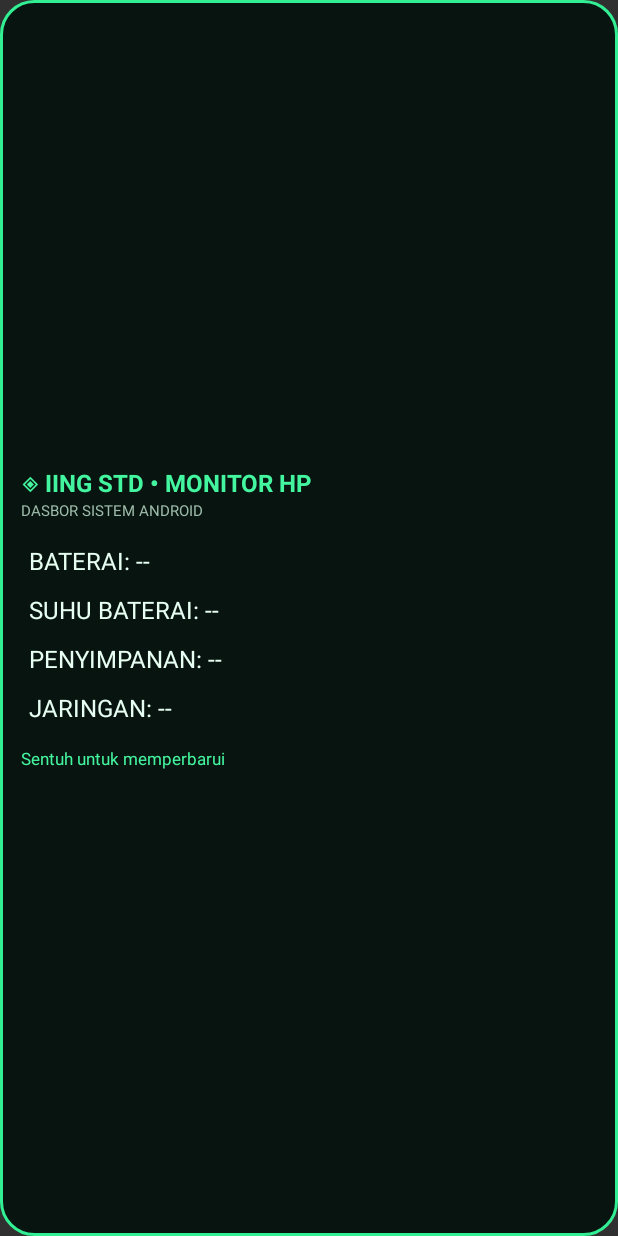
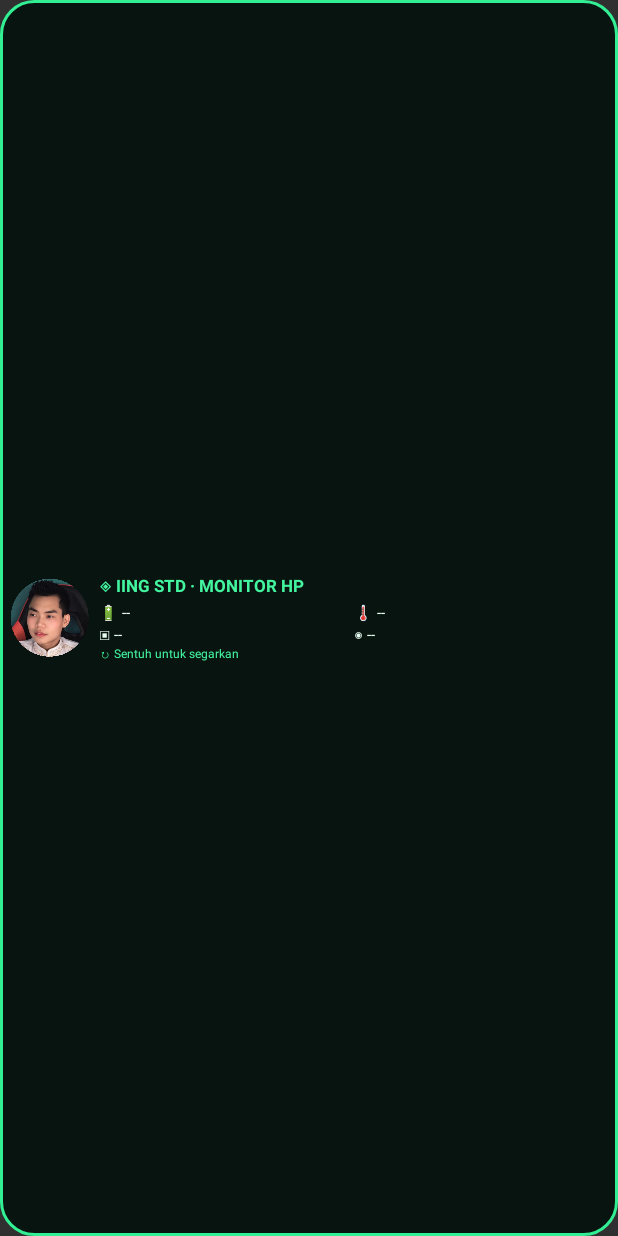
Before and after one commit to stdcrypto-boop/IING-STD-Cyber-Widget, an Android app: the layout widget.xml on its own in the app's theme, with its tools: preview values and no code run, on a phone screen of 412 x 824 dp. Run offline under Robolectric (Android 15) with nearby library versions, the phone set to English and light mode, and no system bars.

Commit message:
Update Cyber Widget V2 foto dan ukuran 4x1

```diff
--- a/app/build.gradle
+++ b/app/build.gradle
@@ -1,5 +1,5 @@
 plugins { id 'com.android.application' }
 android { namespace 'com.iingstd.cyberwidget'; compileSdk 35
- defaultConfig { applicationId 'com.iingstd.cyberwidget'; minSdk 26; targetSdk 35; versionCode 1; versionName '1.0' }
+ defaultConfig { applicationId 'com.iingstd.cyberwidget'; minSdk 26; targetSdk 35; versionCode 2; versionName '2.0' }
  compileOptions { sourceCompatibility JavaVersion.VERSION_17; targetCompatibility JavaVersion.VERSION_17 }
 }
--- a/app/src/main/res/layout/widget.xml
+++ b/app/src/main/res/layout/widget.xml
@@ -1,9 +1,16 @@
-<LinearLayout xmlns:android="http://schemas.android.com/apk/res/android" android:layout_width="match_parent" android:layout_height="match_parent" android:orientation="vertical" android:gravity="center_vertical" android:background="@drawable/widget_bg">
- <TextView android:layout_width="match_parent" android:layout_height="wrap_content" android:text="◈ IING STD • MONITOR HP" android:textColor="#44F5A0" android:textStyle="bold" android:textSize="16sp" android:singleLine="true" android:ellipsize="end"/>
- <TextView android:layout_width="match_parent" android:layout_height="wrap_content" android:text="DASBOR SISTEM ANDROID" android:textColor="#9DBBAA" android:textSize="10sp" android:layout_marginBottom="10dp"/>
- <TextView android:id="@+id/battery" android:layout_width="match_parent" android:layout_height="wrap_content" android:text="BATERAI: --" android:textColor="#E7FFF2" android:textSize="16sp" android:padding="5dp"/>
- <TextView android:id="@+id/temp" android:layout_width="match_parent" android:layout_height="wrap_content" android:text="SUHU BATERAI: --" android:textColor="#E7FFF2" android:textSize="16sp" android:padding="5dp"/>
- <TextView android:id="@+id/storage" android:layout_width="match_parent" android:layout_height="wrap_content" android:text="PENYIMPANAN: --" android:textColor="#E7FFF2" android:textSize="16sp" android:padding="5dp"/>
- <TextView android:id="@+id/network" android:layout_width="match_parent" android:layout_height="wrap_content" android:text="JARINGAN: --" android:textColor="#E7FFF2" android:textSize="16sp" android:padding="5dp"/>
- <TextView android:id="@+id/updated" android:layout_width="match_parent" android:layout_height="wrap_content" android:text="Sentuh untuk memperbarui" android:textColor="#44F5A0" android:textSize="11sp" android:layout_marginTop="10dp"/>
+<?xml version="1.0" encoding="utf-8"?>
+<LinearLayout xmlns:android="http://schemas.android.com/apk/res/android" android:layout_width="match_parent" android:layout_height="match_parent" android:orientation="horizontal" android:gravity="center_vertical" android:padding="6dp" android:background="@drawable/widget_bg">
+ <ImageView android:layout_width="54dp" android:layout_height="54dp" android:src="@drawable/portrait" android:contentDescription="Foto profil" android:scaleType="fitCenter"/>
+ <LinearLayout android:layout_width="0dp" android:layout_height="wrap_content" android:layout_weight="1" android:layout_marginStart="6dp" android:orientation="vertical" android:gravity="center_vertical">
+  <TextView android:layout_width="match_parent" android:layout_height="wrap_content" android:text="◈ IING STD · MONITOR HP" android:textColor="#44F5A0" android:textStyle="bold" android:textSize="11sp" android:singleLine="true" android:ellipsize="end"/>
+  <LinearLayout android:layout_width="match_parent" android:layout_height="wrap_content" android:orientation="horizontal" android:layout_marginTop="3dp">
+   <TextView android:id="@+id/battery" android:layout_width="0dp" android:layout_weight="1" android:layout_height="wrap_content" android:text="🔋 --" android:textColor="#E7FFF2" android:textSize="10sp" android:singleLine="true"/>
+   <TextView android:id="@+id/temp" android:layout_width="0dp" android:layout_weight="1" android:layout_height="wrap_content" android:text="🌡 --" android:textColor="#E7FFF2" android:textSize="10sp" android:singleLine="true"/>
+  </LinearLayout>
+  <LinearLayout android:layout_width="match_parent" android:layout_height="wrap_content" android:orientation="horizontal">
+   <TextView android:id="@+id/storage" android:layout_width="0dp" android:layout_weight="1" android:layout_height="wrap_content" android:text="▣ --" android:textColor="#E7FFF2" android:textSize="10sp" android:singleLine="true"/>
+   <TextView android:id="@+id/network" android:layout_width="0dp" android:layout_weight="1" android:layout_height="wrap_content" android:text="◉ --" android:textColor="#E7FFF2" android:textSize="10sp" android:singleLine="true" android:ellipsize="end"/>
+  </LinearLayout>
+  <TextView android:id="@+id/updated" android:layout_width="match_parent" android:layout_height="wrap_content" android:text="↻ Sentuh untuk segarkan" android:textColor="#44F5A0" android:textSize="8sp" android:singleLine="true" android:ellipsize="end"/>
+ </LinearLayout>
 </LinearLayout>
--- a/app/src/main/res/xml/cyber_widget_info.xml
+++ b/app/src/main/res/xml/cyber_widget_info.xml
@@ -1 +1 @@
-<appwidget-provider xmlns:android="http://schemas.android.com/apk/res/android" android:minWidth="250dp" android:minHeight="250dp" android:targetCellWidth="4" android:targetCellHeight="4" android:initialLayout="@layout/widget" android:updatePeriodMillis="1800000" android:resizeMode="horizontal|vertical" android:widgetCategory="home_screen" android:description="@string/widget_desc"/>
+<appwidget-provider xmlns:android="http://schemas.android.com/apk/res/android" android:minWidth="240dp" android:minHeight="56dp" android:targetCellWidth="4" android:targetCellHeight="1" android:initialLayout="@layout/widget" android:updatePeriodMillis="1800000" android:resizeMode="horizontal|vertical" android:widgetCategory="home_screen" android:description="@string/widget_desc"/>
```
Also changed, not shown: app/src/main/java/com/iingstd/cyberwidget/CyberWidget.java (+6 -6 lines), app/src/main/res/drawable-nodpi/portrait.png (added), 2 other files.
